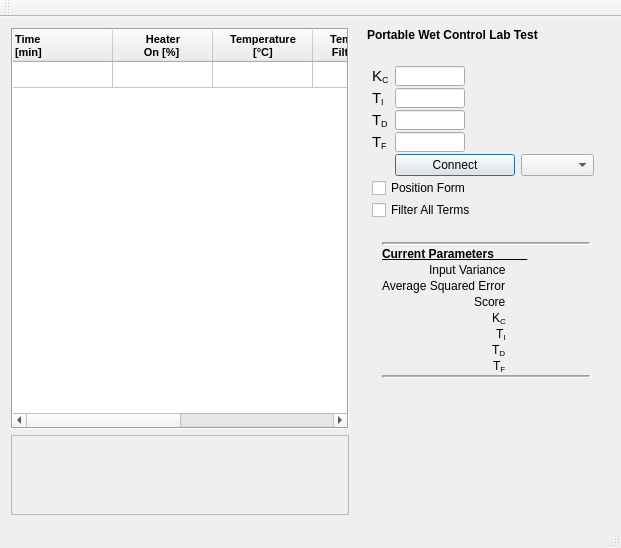
The window that mainwindow.ui (AnthonyA28/Qt-PWCL-test) describes before a commit, drawn with Qt 5.
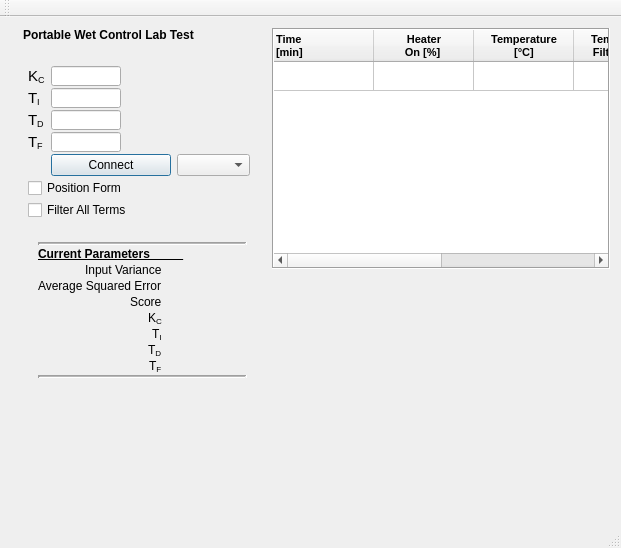
The same window after the commit. Custom widgets are drawn as their Qt base class.

Patch:
```diff
--- a/mainwindow.ui
+++ b/mainwindow.ui
@@ -21,281 +21,6 @@
   </property>
   <widget class="QWidget" name="centralWidget">
    <layout class="QHBoxLayout" name="horizontalLayout">
-    <item>
-     <layout class="QVBoxLayout" name="verticalLayout">
-      <item>
-       <widget class="QTableWidget" name="outputTable">
-        <property name="enabled">
-         <bool>true</bool>
-        </property>
-        <property name="sizePolicy">
-         <sizepolicy hsizetype="Expanding" vsizetype="Expanding">
-          <horstretch>1</horstretch>
-          <verstretch>1</verstretch>
-         </sizepolicy>
-        </property>
-        <property name="minimumSize">
-         <size>
-          <width>200</width>
-          <height>100</height>
-         </size>
-        </property>
-        <property name="focusPolicy">
-         <enum>Qt::NoFocus</enum>
-        </property>
-        <property name="contextMenuPolicy">
-         <enum>Qt::NoContextMenu</enum>
-        </property>
-        <property name="toolTip">
-         <string notr="true"/>
-        </property>
-        <property name="statusTip">
-         <string notr="true"/>
-        </property>
-        <property name="whatsThis">
-         <string notr="true"/>
-        </property>
-        <property name="accessibleName">
-         <string notr="true"/>
-        </property>
-        <property name="accessibleDescription">
-         <string notr="true"/>
-        </property>
-        <property name="frameShape">
-         <enum>QFrame::Box</enum>
-        </property>
-        <property name="lineWidth">
-         <number>1</number>
-        </property>
-        <property name="midLineWidth">
-         <number>0</number>
-        </property>
-        <property name="autoScrollMargin">
-         <number>1</number>
-        </property>
-        <property name="editTriggers">
-         <set>QAbstractItemView::NoEditTriggers</set>
-        </property>
-        <property name="tabKeyNavigation">
-         <bool>false</bool>
-        </property>
-        <property name="showDropIndicator" stdset="0">
-         <bool>false</bool>
-        </property>
-        <property name="dragDropOverwriteMode">
-         <bool>false</bool>
-        </property>
-        <property name="selectionBehavior">
-         <enum>QAbstractItemView::SelectColumns</enum>
-        </property>
-        <property name="textElideMode">
-         <enum>Qt::ElideNone</enum>
-        </property>
-        <property name="showGrid">
-         <bool>true</bool>
-        </property>
-        <property name="gridStyle">
-         <enum>Qt::SolidLine</enum>
-        </property>
-        <property name="cornerButtonEnabled">
-         <bool>false</bool>
-        </property>
-        <attribute name="horizontalHeaderCascadingSectionResizes">
-         <bool>true</bool>
-        </attribute>
-        <attribute name="horizontalHeaderHighlightSections">
-         <bool>false</bool>
-        </attribute>
-        <attribute name="horizontalHeaderMinimumSectionSize">
-         <number>20</number>
-        </attribute>
-        <attribute name="verticalHeaderVisible">
-         <bool>false</bool>
-        </attribute>
-        <attribute name="verticalHeaderDefaultSectionSize">
-         <number>26</number>
-        </attribute>
-        <attribute name="verticalHeaderHighlightSections">
-         <bool>false</bool>
-        </attribute>
-        <attribute name="verticalHeaderMinimumSectionSize">
-         <number>20</number>
-        </attribute>
-        <row>
-         <property name="text">
-          <string/>
-         </property>
-        </row>
-        <column>
-         <property name="text">
-          <string>Time 
-[min]</string>
-         </property>
-         <property name="toolTip">
-          <string notr="true"/>
-         </property>
-         <property name="whatsThis">
-          <string notr="true"/>
-         </property>
-         <property name="font">
-          <font>
-           <pointsize>8</pointsize>
-           <weight>75</weight>
-           <bold>true</bold>
-          </font>
-         </property>
-         <property name="textAlignment">
-          <set>AlignLeading|AlignVCenter</set>
-         </property>
-        </column>
-        <column>
-         <property name="text">
-          <string>Heater
-On [%] </string>
-         </property>
-         <property name="toolTip">
-          <string notr="true"/>
-         </property>
-         <property name="whatsThis">
-          <string notr="true"/>
-         </property>
-         <property name="font">
-          <font>
-           <pointsize>8</pointsize>
-           <weight>75</weight>
-           <bold>true</bold>
-          </font>
-         </property>
-        </column>
-        <column>
-         <property name="text">
-          <string>Temperature
-[°C]</string>
-         </property>
-         <property name="font">
-          <font>
-           <pointsize>8</pointsize>
-           <weight>75</weight>
-           <bold>true</bold>
-          </font>
-         </property>
-        </column>
-        <column>
-         <property name="text">
-          <string>Temperature 
-Filtered [°C]</string>
-         </property>
-         <property name="font">
-          <font>
-           <pointsize>8</pointsize>
-           <weight>75</weight>
-           <bold>true</bold>
-          </font>
-         </property>
-        </column>
-        <column>
-         <property name="text">
-          <string>Set 
-Point [°C]</string>
-         </property>
-         <property name="font">
-          <font>
-           <pointsize>9</pointsize>
-           <weight>75</weight>
-           <bold>true</bold>
-          </font>
-         </property>
-        </column>
-        <column>
-         <property name="text">
-          <string>Fan Speed</string>
-         </property>
-         <property name="font">
-          <font>
-           <family>MS Shell Dlg 2</family>
-           <pointsize>8</pointsize>
-           <weight>75</weight>
-           <bold>true</bold>
-          </font>
-         </property>
-        </column>
-        <item row="0" column="0">
-         <property name="text">
-          <string notr="true"/>
-         </property>
-         <property name="textAlignment">
-          <set>AlignLeading|AlignTop</set>
-         </property>
-         <property name="flags">
-          <set>NoItemFlags</set>
-         </property>
-        </item>
-        <item row="0" column="1">
-         <property name="text">
-          <string/>
-         </property>
-         <property name="textAlignment">
-          <set>AlignLeading|AlignTop</set>
-         </property>
-         <property name="flags">
-          <set>NoItemFlags</set>
-         </property>
-        </item>
-        <item row="0" column="2">
-         <property name="text">
-          <string/>
-         </property>
-         <property name="flags">
-          <set>NoItemFlags</set>
-         </property>
-        </item>
-        <item row="0" column="3">
-         <property name="text">
-          <string/>
-         </property>
-         <property name="flags">
-          <set>NoItemFlags</set>
-         </property>
-        </item>
-        <item row="0" column="4">
-         <property name="text">
-          <string/>
-         </property>
-         <property name="font">
-          <font>
-           <pointsize>7</pointsize>
-          </font>
-         </property>
-         <property name="flags">
-          <set>NoItemFlags</set>
-         </property>
-        </item>
-       </widget>
-      </item>
-      <item>
-       <widget class="QPlainTextEdit" name="rawOutputTextEdit">
-        <property name="enabled">
-         <bool>false</bool>
-        </property>
-        <property name="maximumSize">
-         <size>
-          <width>16777215</width>
-          <height>80</height>
-         </size>
-        </property>
-        <property name="baseSize">
-         <size>
-          <width>100</width>
-          <height>10</height>
-         </size>
-        </property>
-        <property name="readOnly">
-         <bool>true</bool>
-        </property>
-       </widget>
-      </item>
-     </layout>
-    </item>
     <item>
      <layout class="QFormLayout" name="formLayout_2">
       <property name="sizeConstraint">
@@ -963,6 +688,262 @@
       </item>
      </layout>
     </item>
+    <item>
+     <layout class="QVBoxLayout" name="verticalLayout" stretch="1,1">
+      <item>
+       <widget class="QTableWidget" name="outputTable">
+        <property name="enabled">
+         <bool>true</bool>
+        </property>
+        <property name="sizePolicy">
+         <sizepolicy hsizetype="Expanding" vsizetype="Expanding">
+          <horstretch>1</horstretch>
+          <verstretch>1</verstretch>
+         </sizepolicy>
+        </property>
+        <property name="minimumSize">
+         <size>
+          <width>200</width>
+          <height>100</height>
+         </size>
+        </property>
+        <property name="focusPolicy">
+         <enum>Qt::NoFocus</enum>
+        </property>
+        <property name="contextMenuPolicy">
+         <enum>Qt::NoContextMenu</enum>
+        </property>
+        <property name="toolTip">
+         <string notr="true"/>
+        </property>
+        <property name="statusTip">
+         <string notr="true"/>
+        </property>
+        <property name="whatsThis">
+         <string notr="true"/>
+        </property>
+        <property name="accessibleName">
+         <string notr="true"/>
+        </property>
+        <property name="accessibleDescription">
+         <string notr="true"/>
+        </property>
+        <property name="frameShape">
+         <enum>QFrame::Box</enum>
+        </property>
+        <property name="lineWidth">
+         <number>1</number>
+        </property>
+        <property name="midLineWidth">
+         <number>0</number>
+        </property>
+        <property name="autoScrollMargin">
+         <number>1</number>
+        </property>
+        <property name="editTriggers">
+         <set>QAbstractItemView::NoEditTriggers</set>
+        </property>
+        <property name="tabKeyNavigation">
+         <bool>false</bool>
+        </property>
+        <property name="showDropIndicator" stdset="0">
+         <bool>false</bool>
+        </property>
+        <property name="dragDropOverwriteMode">
+         <bool>false</bool>
+        </property>
+        <property name="selectionBehavior">
+         <enum>QAbstractItemView::SelectColumns</enum>
+        </property>
+        <property name="textElideMode">
+         <enum>Qt::ElideNone</enum>
+        </property>
+        <property name="showGrid">
+         <bool>true</bool>
+        </property>
+        <property name="gridStyle">
+         <enum>Qt::SolidLine</enum>
+        </property>
+        <property name="cornerButtonEnabled">
+         <bool>false</bool>
+        </property>
+        <attribute name="horizontalHeaderCascadingSectionResizes">
+         <bool>true</bool>
+        </attribute>
+        <attribute name="horizontalHeaderHighlightSections">
+         <bool>false</bool>
+        </attribute>
+        <attribute name="horizontalHeaderMinimumSectionSize">
+         <number>20</number>
+        </attribute>
+        <attribute name="verticalHeaderVisible">
+         <bool>false</bool>
+        </attribute>
+        <attribute name="verticalHeaderDefaultSectionSize">
+         <number>29</number>
+        </attribute>
+        <attribute name="verticalHeaderHighlightSections">
+         <bool>false</bool>
+        </attribute>
+        <attribute name="verticalHeaderMinimumSectionSize">
+         <number>20</number>
+        </attribute>
+        <row>
+         <property name="text">
+          <string/>
+         </property>
+        </row>
+        <column>
+         <property name="text">
+          <string>Time 
+[min]</string>
+         </property>
+         <property name="toolTip">
+          <string notr="true"/>
+         </property>
+         <property name="whatsThis">
+          <string notr="true"/>
+         </property>
+         <property name="font">
+          <font>
+           <pointsize>8</pointsize>
+           <weight>75</weight>
+           <bold>true</bold>
+          </font>
+         </property>
+         <property name="textAlignment">
+          <set>AlignLeading|AlignVCenter</set>
+         </property>
+        </column>
+        <column>
+         <property name="text">
+          <string>Heater
+On [%] </string>
+         </property>
+         <property name="toolTip">
+          <string notr="true"/>
+         </property>
+         <property name="whatsThis">
+          <string notr="true"/>
+         </property>
+         <property name="font">
+          <font>
+           <pointsize>8</pointsize>
+           <weight>75</weight>
+           <bold>true</bold>
+          </font>
+         </property>
+        </column>
+        <column>
+         <property name="text">
+          <string>Temperature
+[°C]</string>
+         </property>
+         <property name="font">
+          <font>
+           <pointsize>8</pointsize>
+           <weight>75</weight>
+           <bold>true</bold>
+          </font>
+         </property>
+        </column>
+        <column>
+         <property name="text">
+          <string>Temperature 
+Filtered [°C]</string>
+         </property>
+         <property name="font">
+          <font>
+           <pointsize>8</pointsize>
+           <weight>75</weight>
+           <bold>true</bold>
+          </font>
+         </property>
+        </column>
+        <column>
+         <property name="text">
+          <string>Set 
+Point [°C]</string>
+         </property>
+         <property name="font">
+          <font>
+           <pointsize>9</pointsize>
+           <weight>75</weight>
+           <bold>true</bold>
+          </font>
+         </property>
+        </column>
+        <column>
+         <property name="text">
+          <string>Fan Speed</string>
+         </property>
+         <property name="font">
+          <font>
+           <family>MS Shell Dlg 2</family>
+           <pointsize>8</pointsize>
+           <weight>75</weight>
+           <bold>true</bold>
+          </font>
+         </property>
+        </column>
+        <item row="0" column="0">
+         <property name="text">
+          <string notr="true"/>
+         </property>
+         <property name="textAlignment">
+          <set>AlignLeading|AlignTop</set>
+         </property>
+         <property name="flags">
+          <set>NoItemFlags</set>
+         </property>
+        </item>
+        <item row="0" column="1">
+         <property name="text">
+          <string/>
+         </property>
+         <property name="textAlignment">
+          <set>AlignLeading|AlignTop</set>
+         </property>
+         <property name="flags">
+          <set>NoItemFlags</set>
+         </property>
+        </item>
+        <item row="0" column="2">
+         <property name="text">
+          <string/>
+         </property>
+         <property name="flags">
+          <set>NoItemFlags</set>
+         </property>
+        </item>
+        <item row="0" column="3">
+         <property name="text">
+          <string/>
+         </property>
+         <property name="flags">
+          <set>NoItemFlags</set>
+         </property>
+        </item>
+        <item row="0" column="4">
+         <property name="text">
+          <string/>
+         </property>
+         <property name="font">
+          <font>
+           <pointsize>7</pointsize>
+          </font>
+         </property>
+         <property name="flags">
+          <set>NoItemFlags</set>
+         </property>
+        </item>
+       </widget>
+      </item>
+      <item>
+       <widget class="QCustomPlot" name="plot" native="true"/>
+      </item>
+     </layout>
+    </item>
    </layout>
   </widget>
   <widget class="QMenuBar" name="menuBar">
@@ -986,6 +967,14 @@
   <widget class="QStatusBar" name="statusBar"/>
  </widget>
  <layoutdefault spacing="6" margin="11"/>
+ <customwidgets>
+  <customwidget>
+   <class>QCustomPlot</class>
+   <extends>QWidget</extends>
+   <header>qcustomplot.h</header>
+   <container>1</container>
+  </customwidget>
+ </customwidgets>
  <tabstops>
   <tabstop>setButton</tabstop>
   <tabstop>kcTextBox</tabstop>
```
Left out of the diff: 1 changed line with no effect on the pictures.
